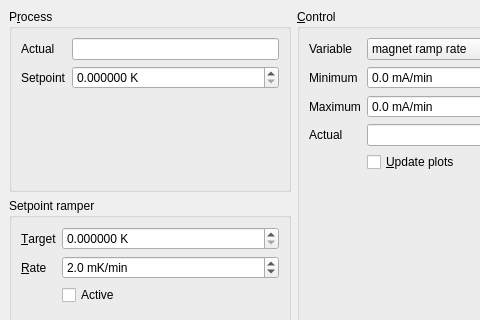
Old version of the form AdrTemperatureControl2Ui.ui in the repository AvirupRoy/research; both pictures show x 0 to 480 and y 0 to 320 of the 877 by 615 pixel window.
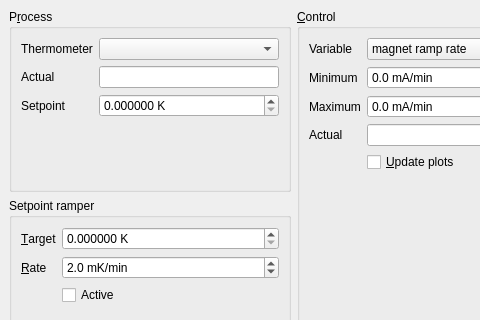
New version of the form. Custom widgets are drawn as their Qt base class.

Commit message: Add choice of PID control thermometer

```diff
--- a/AdrTemperatureControl2Ui.ui
+++ b/AdrTemperatureControl2Ui.ui
@@ -29,17 +29,17 @@
             <layout class="QHBoxLayout" name="horizontalLayout">
              <item>
               <layout class="QFormLayout" name="formLayout">
-               <item row="0" column="0">
+               <item row="1" column="0">
                 <widget class="QLabel" name="label_2">
                  <property name="text">
                   <string>Actual</string>
                  </property>
                 </widget>
                </item>
-               <item row="0" column="1">
+               <item row="1" column="1">
                 <widget class="TemperatureIndicator" name="pvIndicator"/>
                </item>
-               <item row="1" column="0">
+               <item row="2" column="0">
                 <widget class="QLabel" name="label">
                  <property name="text">
                   <string>Setpoint</string>
@@ -49,7 +49,7 @@
                  </property>
                 </widget>
                </item>
-               <item row="1" column="1">
+               <item row="2" column="1">
                 <widget class="QDoubleSpinBox" name="setpointSb">
                  <property name="accelerated">
                   <bool>true</bool>
@@ -74,6 +74,16 @@
                  </property>
                 </widget>
                </item>
+               <item row="0" column="0">
+                <widget class="QLabel" name="label_21">
+                 <property name="text">
+                  <string>Thermometer</string>
+                 </property>
+                </widget>
+               </item>
+               <item row="0" column="1">
+                <widget class="QComboBox" name="thermometerCombo"/>
+               </item>
               </layout>
              </item>
             </layout>
```
The commit also changes 1 other file.
